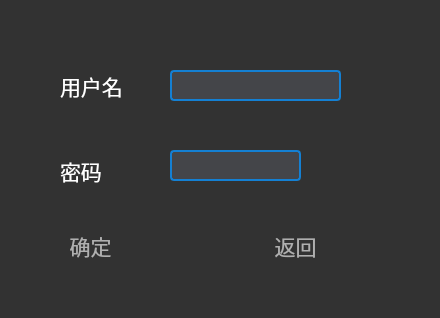
Before: the Qt Designer form DBtraining/createusertable.ui in 2023XDProject/DBMS2.0, drawn with Qt 5.
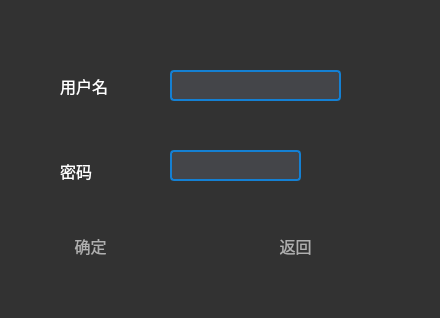
After: the same form once the commit is applied. Icons and pictures are not drawn.

What changed in the file:
```diff
--- a/DBtraining/createusertable.ui
+++ b/DBtraining/createusertable.ui
@@ -28,7 +28,7 @@
    <property name="font">
     <font>
      <family>幼圆</family>
-     <pointsize>16</pointsize>
+     <pointsize>12</pointsize>
     </font>
    </property>
    <property name="styleSheet">
@@ -57,7 +57,7 @@
    <property name="font">
     <font>
      <family>幼圆</family>
-     <pointsize>16</pointsize>
+     <pointsize>12</pointsize>
     </font>
    </property>
    <property name="styleSheet">
@@ -86,7 +86,7 @@
    <property name="font">
     <font>
      <family>幼圆</family>
-     <pointsize>16</pointsize>
+     <pointsize>12</pointsize>
     </font>
    </property>
    <property name="styleSheet">
@@ -108,7 +108,7 @@
    <property name="font">
     <font>
      <family>幼圆</family>
-     <pointsize>16</pointsize>
+     <pointsize>12</pointsize>
     </font>
    </property>
    <property name="styleSheet">
```
